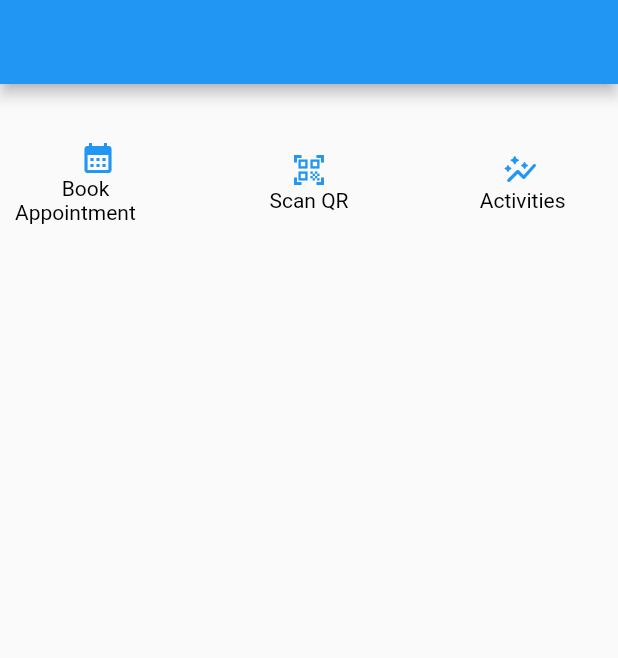
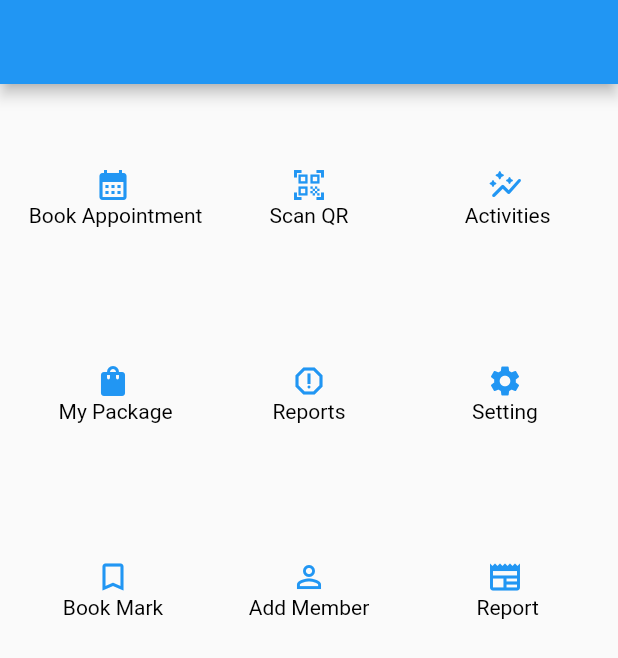
Before and after one commit to Masiwalamit/design, a Flutter app: the screen it shows after launch, on a phone screen of 412 x 824 dp. Shown: the top 658 px of the screen. Run offline on Flutter 3.47's test engine with Material 2 defaults, Android fonts, the phone set to English and light mode, and no system bars.

Commit message:
ui design

```diff
--- a/lib/main.dart
+++ b/lib/main.dart
@@ -40,7 +40,7 @@ class _MyHomePageState extends State<MyHomePage> {
             mainAxisAlignment: MainAxisAlignment.center,
             children: [
               Icon(Icons.calendar_month, color: Colors.blue, ),
-              Text('         Book Appointment',style: TextStyle(color:Colors.black, ),)
+              Text(' Book Appointment',style: TextStyle(color:Colors.black, ),)
             ],
           ),),
           Container(decoration: BoxDecoration(borderRadius: BorderRadius.circular(35), color: Colors.transparent,),
@@ -61,12 +61,60 @@ class _MyHomePageState extends State<MyHomePage> {
                 Text(' Activities',style: TextStyle(color:Colors.black, ),)
               ],
             ),),
-          Container(decoration: BoxDecoration(borderRadius: BorderRadius.circular(35),color: Colors.transparent,),),
-          Container(decoration: BoxDecoration(borderRadius: BorderRadius.circular(35),color: Colors.transparent,),),
-          Container(decoration: BoxDecoration(borderRadius: BorderRadius.circular(35),color: Colors.transparent,),),
-          Container(decoration: BoxDecoration(borderRadius: BorderRadius.circular(35),color: Colors.transparent,),),
-          Container(decoration: BoxDecoration(borderRadius: BorderRadius.circular(35),color: Colors.transparent,),),
-          Container(decoration: BoxDecoration(borderRadius: BorderRadius.circular(35),color: Colors.transparent,),),
+          Container(decoration: BoxDecoration(borderRadius: BorderRadius.circular(35), color: Colors.transparent,),
+            child:
+            Column(
+              mainAxisAlignment: MainAxisAlignment.center,
+              children: [
+                Icon(Icons.shopping_bag, color: Colors.blue, ),
+                Text(' My Package',style: TextStyle(color:Colors.black, ),)
+              ],
+            ),),
+          Container(decoration: BoxDecoration(borderRadius: BorderRadius.circular(35), color: Colors.transparent,),
+            child:
+            Column(
+              mainAxisAlignment: MainAxisAlignment.center,
+              children: [
+                Icon(Icons.report_gmailerrorred_outlined, color: Colors.blue, ),
+                Text('Reports',style: TextStyle(color:Colors.black, ),)
+              ],
+            ),),
+        Container(decoration: BoxDecoration(borderRadius: BorderRadius.circular(35), color: Colors.transparent,),
+          child:
+          Column(
+            mainAxisAlignment: MainAxisAlignment.center,
+            children: [
+              Icon(Icons.settings, color: Colors.blue, ),
+              Text('Setting',style: TextStyle(color:Colors.black, ),)
+            ],
+          ),),
+          Container(decoration: BoxDecoration(borderRadius: BorderRadius.circular(35), color: Colors.transparent,),
+            child:
+            Column(
+              mainAxisAlignment: MainAxisAlignment.center,
+              children: [
+                Icon(Icons.bookmark_border, color: Colors.blue, ),
+                Text('Book Mark',style: TextStyle(color:Colors.black, ),)
+              ],
+            ),),
+          Container(decoration: BoxDecoration(borderRadius: BorderRadius.circular(35), color: Colors.transparent,),
+            child:
+            Column(
+              mainAxisAlignment: MainAxisAlignment.center,
+              children: [
+                Icon(Icons.person_outline, color: Colors.blue, ),
+                Text('Add Member',style: TextStyle(color:Colors.black, ),)
+              ],
+            ),),
+          Container(decoration: BoxDecoration(borderRadius: BorderRadius.circular(35), color: Colors.transparent,),
+            child:
+            Column(
+              mainAxisAlignment: MainAxisAlignment.center,
+              children: [
+                Icon(Icons.newspaper_outlined, color: Colors.blue, ),
+                Text(' Report',style: TextStyle(color:Colors.black, ),)
+              ],
+            ),),
           Container(decoration: BoxDecoration(borderRadius: BorderRadius.circular(35),color: Colors.transparent,),),
           Container(decoration: BoxDecoration(borderRadius: BorderRadius.circular(35),color: Colors.transparent,),),
           Container(decoration: BoxDecoration(borderRadius: BorderRadius.circular(35),color: Colors.transparent,),),
@@ -89,7 +137,7 @@ class _MyHomePageState extends State<MyHomePage> {
 
 
         ],
-        gridDelegate: SliverGridDelegateWithFixedCrossAxisCount(crossAxisCount: 3, mainAxisSpacing: 30, crossAxisSpacing: 30),),
+        gridDelegate: SliverGridDelegateWithFixedCrossAxisCount(crossAxisCount: 3, ),),
       ),
       ));
   }
```
